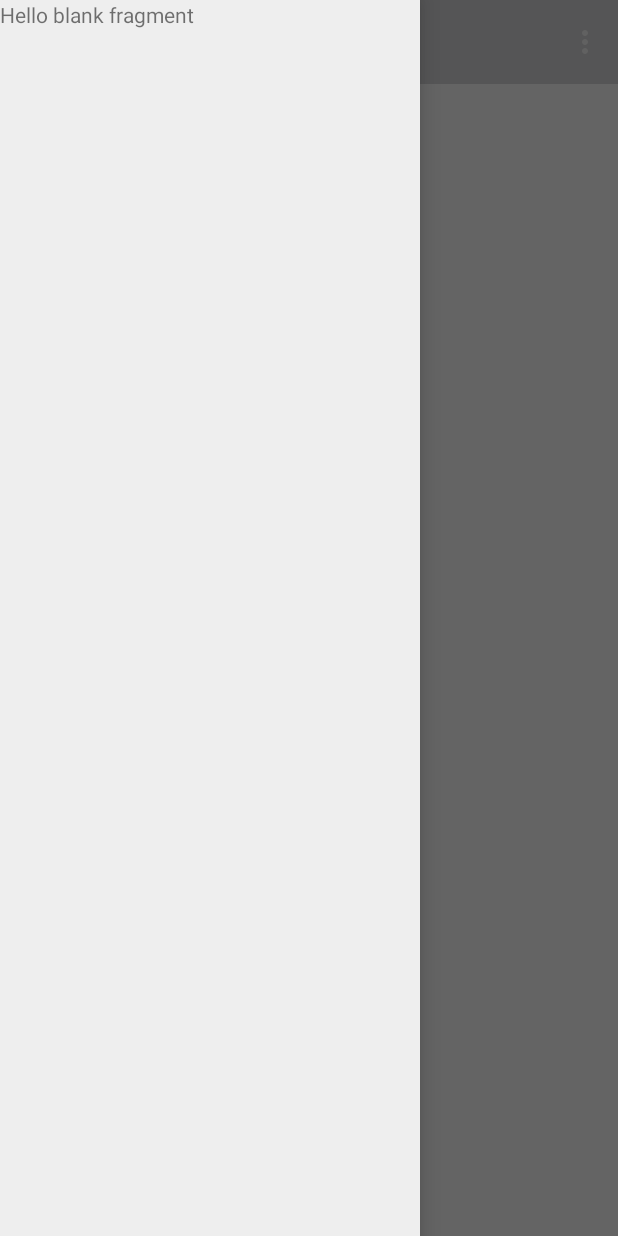
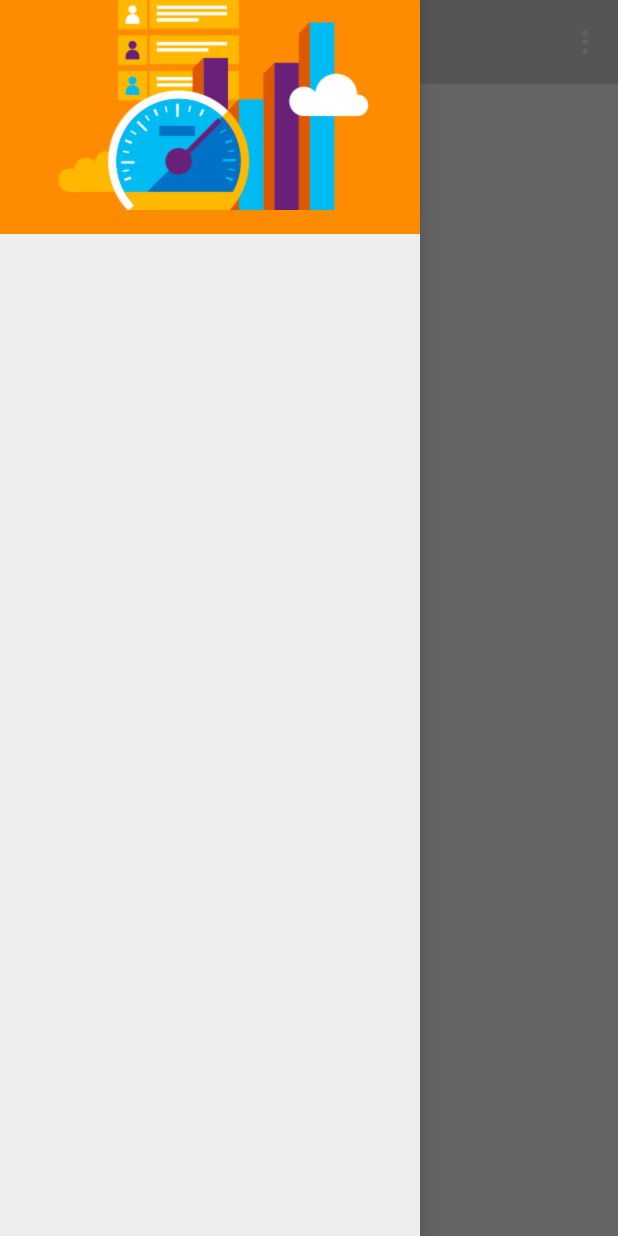
Before and after one commit to tiagommferreira/BandMe, an Android app: the screen it shows after launch (MainActivity), on a phone screen of 412 x 824 dp. Run offline under Robolectric (Android 15) with nearby library versions, the phone set to English and light mode, and no system bars.

Commit message:
Added image to nav drawer, missing recycler view

```diff
--- a/app/src/main/res/layout/fragment_navigation_drawer.xml
+++ b/app/src/main/res/layout/fragment_navigation_drawer.xml
@@ -5,10 +5,17 @@
     android:background="#EEE"
     tools:context="ui.band.me.NavigationDrawerFragment">
 
-    <!-- TODO: Update blank fragment layout -->
-    <TextView
+    <LinearLayout
+        android:id="@+id/containerDrawerImage"
         android:layout_width="match_parent"
-        android:layout_height="match_parent"
-        android:text="@string/hello_blank_fragment" />
+        android:layout_height="wrap_content"
+        android:background="#FB8C00">
+
+        <ImageView
+            android:layout_width="280dp"
+            android:layout_height="140dp"
+            android:layout_marginBottom="16dp"
+            android:src="@drawable/ic_abstract" />
+    </LinearLayout>
 
 </RelativeLayout>
--- a/app/src/main/res/values-v21/styles.xml
+++ /dev/null
@@ -1,8 +0,0 @@
-<?xml version="1.0" encoding="utf-8"?>
-<resources>
-    <style name="AppTheme" parent="AppTheme.Base">
-        <item name="android:windowDrawsSystemBarBackgrounds">true</item>
-        <item name="android:statusBarColor">@android:color/transparent</item>
-        <item name="android:windowTranslucentStatus">true</item>
-    </style>
-</resources>
--- a/app/src/main/res/values/styles.xml
+++ b/app/src/main/res/values/styles.xml
@@ -1,16 +1,11 @@
 <resources>
 
     <!-- Base application theme. -->
-    <style name="AppTheme" parent="AppTheme.Base">
+    <style name="AppTheme" parent="Theme.AppCompat.Light.NoActionBar">
         <!-- Customize your theme here. -->
-
-
-    </style>
-
-    <style name="AppTheme.Base" parent="Theme.AppCompat.Light.NoActionBar">
         <item name="colorPrimary">@color/primaryColor</item>
         <item name="colorPrimaryDark">@color/primaryColorDark</item>
         <item name="colorAccent">@color/accentColor</item>
+
     </style>
-
 </resources>
```
Also changed, not shown: app/src/main/res/drawable/ic_abstract.png (added).
